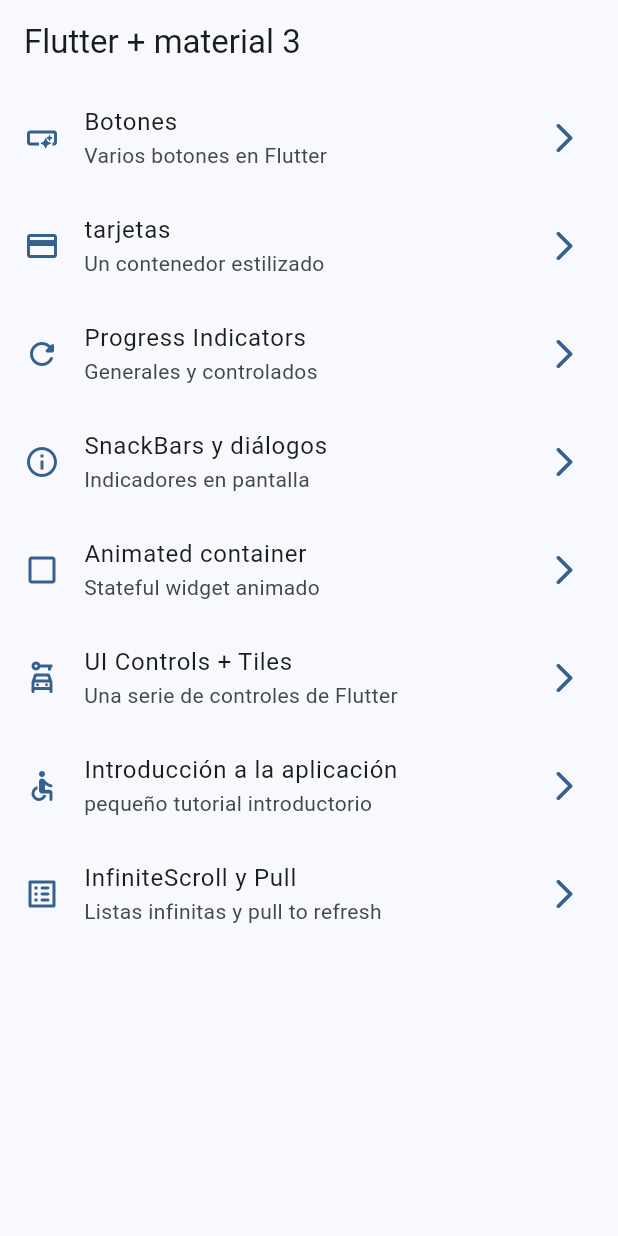
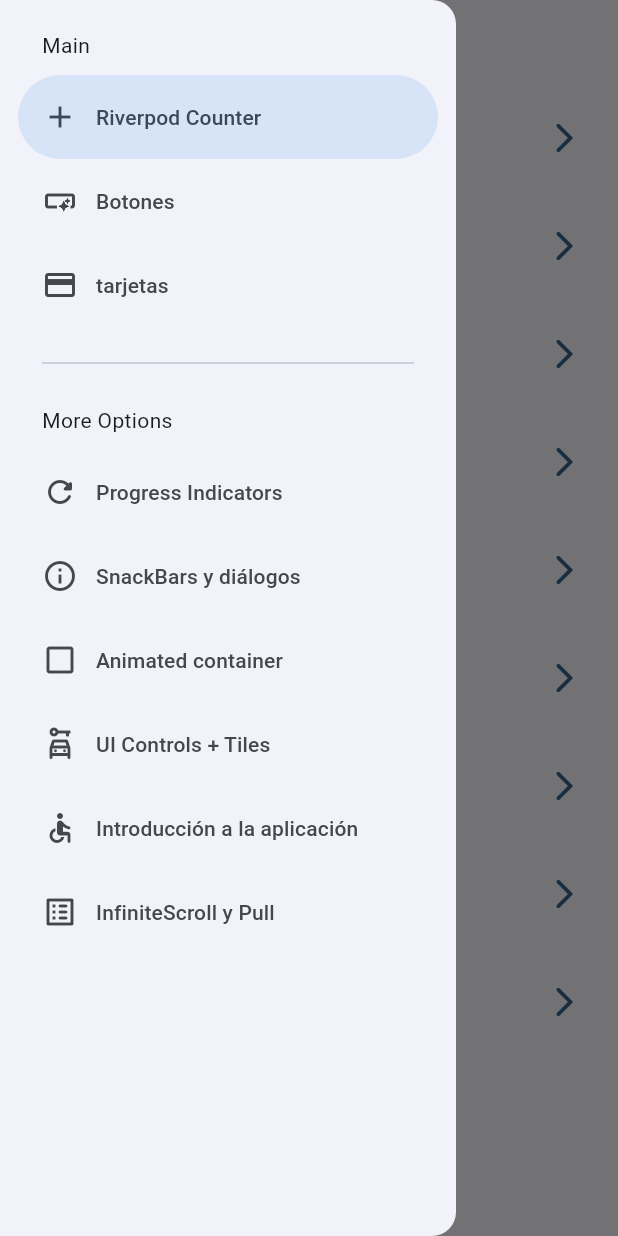
Before and after one commit to CesarAtehortuaCorrea/Widgets_app, a Flutter app: the screen it shows after launch, with the side drawer open (before the commit the screen has no drawer), on a phone screen of 412 x 824 dp. Run offline on Flutter 3.47's test engine with Material 3 defaults, Android fonts, the phone set to English and light mode, and no system bars; our stand-ins replace animate_do, flutter_riverpod, go_router.

```diff
--- a/lib/config/menu/menu_items.dart
+++ b/lib/config/menu/menu_items.dart
@@ -15,6 +15,14 @@ class MenuItem {
 }
 
 const appMenuItems = <MenuItem>[
+
+
+  MenuItem(
+    title: 'Riverpod Counter',
+    subTitle: 'Introducción a riverpod',
+    link: '/counter-river',
+    icon: Icons.add
+  ),
 
   MenuItem(
     title: 'Botones',
@@ -72,4 +80,5 @@ const appMenuItems = <MenuItem>[
     icon: Icons.list_alt_rounded
   ),
 
+
 ];
--- /dev/null
+++ b/lib/config/presentation/providers/counter_provider.dart
@@ -0,0 +1,4 @@
+import 'package:flutter_riverpod/flutter_riverpod.dart';
+
+
+final counterProvider = StateProvider<int>((ref) => 5);
--- /dev/null
+++ b/lib/config/presentation/providers/theme_provider.dart
@@ -0,0 +1,4 @@
+import 'package:flutter_riverpod/flutter_riverpod.dart';
+
+
+final isDarkmodeProvider = StateProvider<bool>((ref) => false);
--- a/lib/config/presentation/screens/home/home_screen.dart
+++ b/lib/config/presentation/screens/home/home_screen.dart
@@ -1,6 +1,7 @@
 import 'package:flutter/material.dart';
 import 'package:go_router/go_router.dart';
 import 'package:widgets_app/config/menu/menu_items.dart';
+import 'package:widgets_app/config/presentation/widgets/side_menu.dart';
 // import 'package:widgets_app/config/presentation/screens/cards/cards_screen.dart';
 //import 'package:widgets_app/config/presentation/screens/buttons/buttons_screen.dart';
 
@@ -12,11 +13,16 @@ class HomeScreen extends StatelessWidget {
 
   @override
   Widget build(BuildContext context) {
+
+    final scaffoldKey = GlobalKey<ScaffoldState>();
+
     return Scaffold(
+      key: scaffoldKey,
       appBar: AppBar(
         title: const Text('Flutter + material 3'),
       ),
       body: const _HomeView(),
+      drawer: SideMenu(scaffoldKey: scaffoldKey,)
     );
   }
 }
--- a/lib/config/presentation/screens/screens.dart
+++ b/lib/config/presentation/screens/screens.dart
@@ -7,3 +7,4 @@ export 'package:widgets_app/config/presentation/screens/ui_controls/ui_controls_
 export 'package:widgets_app/config/presentation/screens/buttons/buttons_screen.dart';
 export 'package:widgets_app/config/presentation/screens/cards/cards_screen.dart';
 export 'package:widgets_app/config/presentation/screens/home/home_screen.dart';
+export 'package:widgets_app/config/presentation/counter/counter_screen.dart';
--- /dev/null
+++ b/lib/config/presentation/widgets/side_menu.dart
@@ -0,0 +1,77 @@
+import 'package:flutter/material.dart';
+import 'package:go_router/go_router.dart';
+import 'package:widgets_app/config/menu/menu_items.dart';
+
+class SideMenu extends StatefulWidget {
+
+  final GlobalKey<ScaffoldState> scaffoldKey;
+
+  const SideMenu({
+    super.key,
+    required this.scaffoldKey
+  });
+
+  @override
+  State<SideMenu> createState() => _SideMenuState();
+}
+
+class _SideMenuState extends State<SideMenu> {
+
+
+  int navDrawerIndex = 0;
+
+  @override
+  Widget build(BuildContext context) {
+
+    final hasNotch = MediaQuery.of(context).viewPadding.top > 35;
+
+    return NavigationDrawer(
+      selectedIndex: navDrawerIndex,
+      onDestinationSelected: (value) {
+
+        setState(() {
+          navDrawerIndex = value;
+        });
+
+      final menuItem = appMenuItems[value];
+      context.push(menuItem.link);
+      widget.scaffoldKey.currentState?.closeDrawer();
+
+      },
+      children: [
+
+        Padding(
+          padding: EdgeInsets.fromLTRB(28, hasNotch ? 0 : 20, 16, 10),
+          child: const Text('Main'),
+        ),
+
+        ...appMenuItems
+        .sublist(0,3)
+        .map((item) => NavigationDrawerDestination(
+          icon: Icon(item.icon),
+          label:Text(item.title),
+        ),
+      ),
+
+      const Padding(
+        padding: EdgeInsets.fromLTRB(28, 16, 28, 10),
+        child: Divider(),
+      ),
+
+      const Padding(
+          padding: EdgeInsets.fromLTRB(28, 10, 16, 10),
+          child: Text('More Options'),
+        ),
+
+        ...appMenuItems
+        .sublist(3)
+        .map((item) => NavigationDrawerDestination(
+          icon: Icon(item.icon),
+          label:Text(item.title),
+        ),
+      ),
+
+
+      ]);
+  }
+}
--- a/lib/config/router/app_router.dart
+++ b/lib/config/router/app_router.dart
@@ -60,6 +60,12 @@ final appRouter = GoRouter(
       builder: (context, state) => const InfiniteScrollScreen(),
     ),
 
+    GoRoute(
+      path: '/counter-river',
+      name: CounterScreen.name,
+      builder: (context, state) => const CounterScreen(),
+    ),
+
 
 
 
--- a/lib/main.dart
+++ b/lib/main.dart
@@ -1,9 +1,13 @@
 import 'package:flutter/material.dart';
+import 'package:flutter_riverpod/flutter_riverpod.dart';
 import 'package:widgets_app/config/router/app_router.dart';
  import 'package:widgets_app/config/theme/app_theme.dart';
 
 void main() {
-  runApp(const MainApp());
+  runApp(const ProviderScope(
+    child: MainApp()
+  )
+  );
 }
 
 class MainApp extends StatelessWidget {
--- a/pubspec.yaml
+++ b/pubspec.yaml
@@ -10,6 +10,7 @@ dependencies:
   animate_do: ^3.3.4
   flutter:
     sdk: flutter
+  flutter_riverpod: ^2.5.1
   go_router: ^14.2.0
 
 dev_dependencies:
```
Also changed, not shown: lib/config/presentation/counter/counter_screen.dart (added, +46 -0 lines), pubspec.lock.
